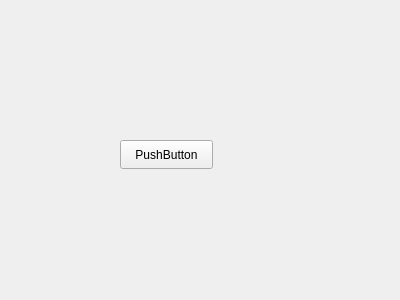
This is facultydashboard.ui in mohamadyahyavi/studentmanagementsystem as Qt 5 draws it before an edit. The edited form follows.
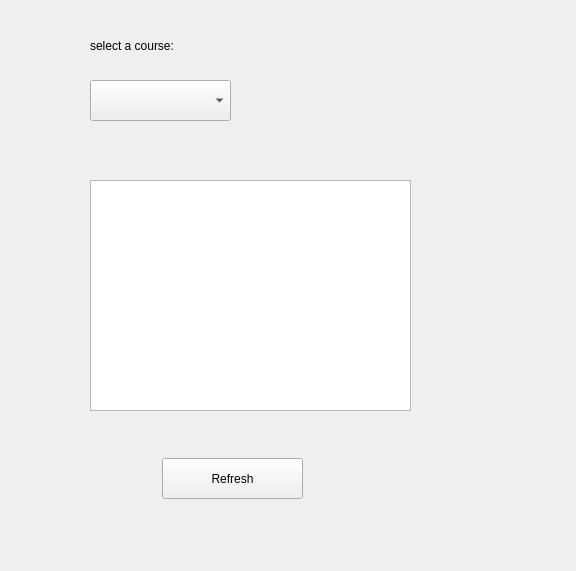
This is the edited form.

Commit message: made changes to the faculty dashboard

Diff of the .ui file:
```diff
--- a/facultydashboard.ui
+++ b/facultydashboard.ui
@@ -6,24 +6,57 @@
    <rect>
     <x>0</x>
     <y>0</y>
-    <width>400</width>
-    <height>300</height>
+    <width>576</width>
+    <height>571</height>
    </rect>
   </property>
   <property name="windowTitle">
    <string>Form</string>
   </property>
-  <widget class="QPushButton" name="pushButton">
+  <widget class="QComboBox" name="comboBoxCourses">
    <property name="geometry">
     <rect>
-     <x>120</x>
-     <y>140</y>
-     <width>93</width>
-     <height>29</height>
+     <x>90</x>
+     <y>80</y>
+     <width>141</width>
+     <height>41</height>
     </rect>
    </property>
+  </widget>
+  <widget class="QTableView" name="tableViewStudents">
+   <property name="geometry">
+    <rect>
+     <x>90</x>
+     <y>180</y>
+     <width>321</width>
+     <height>231</height>
+    </rect>
+   </property>
+  </widget>
+  <widget class="QPushButton" name="btnRefresh">
+   <property name="geometry">
+    <rect>
+     <x>162</x>
+     <y>458</y>
+     <width>141</width>
+     <height>41</height>
+    </rect>
+   </property>
    <property name="text">
-    <string>PushButton</string>
+    <string>Refresh</string>
+   </property>
+  </widget>
+  <widget class="QLabel" name="label">
+   <property name="geometry">
+    <rect>
+     <x>90</x>
+     <y>30</y>
+     <width>111</width>
+     <height>31</height>
+    </rect>
+   </property>
+   <property name="text">
+    <string>select a course:</string>
    </property>
   </widget>
  </widget>
```
The commit also changes 2 other files.
